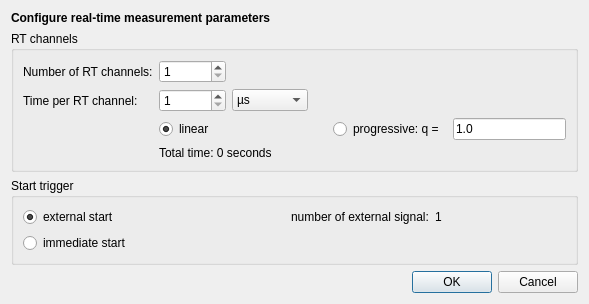
Qt form custom/kws1/lib/gui/rtconfig.ui (mlz-ictrl/nicos) before a commit.
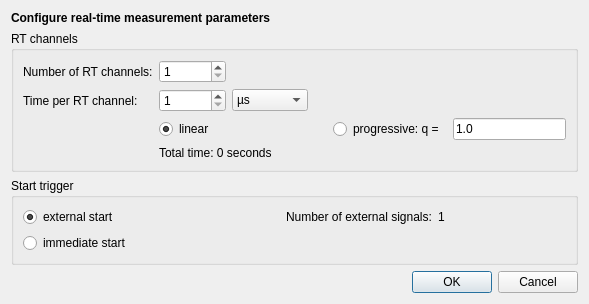
The same form after that commit.

Diff of the .ui file:
```diff
--- a/custom/kws1/lib/gui/rtconfig.ui
+++ b/custom/kws1/lib/gui/rtconfig.ui
@@ -165,7 +165,7 @@
       <item row="0" column="2">
        <widget class="QLabel" name="label_2">
         <property name="text">
-         <string>number of external signal:</string>
+         <string>Number of external signals:</string>
         </property>
        </widget>
       </item>
```
